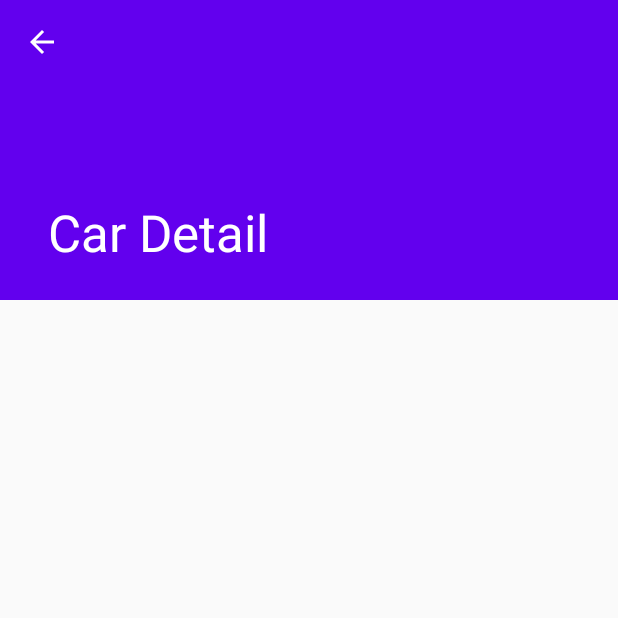
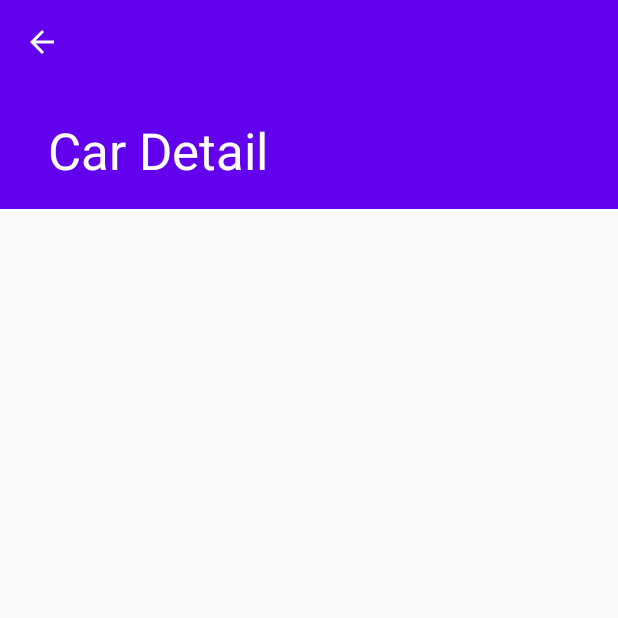
Before and after one commit to MuntakaHelali/CPS731_Lab5, an Android app: the CarDetailActivity screen opened directly, with no data from a screen before it, on a phone screen of 412 x 824 dp, the top half of it. Run offline under Robolectric (Android 15) with nearby library versions, the light colour scheme and no system bars; 1 statement that could not run was skipped.

Commit message:
Did some fine adjustments for the layout of the car information screen and the master list screen to make it look more similar to the recyclerview app.

```diff
--- a/app/src/main/java/com/example/hondacarapplication/CarDetailFragment.java
+++ b/app/src/main/java/com/example/hondacarapplication/CarDetailFragment.java
@@ -64,7 +64,6 @@ public class CarDetailFragment extends Fragment {
 
         // Show the dummy content as text in a TextView.
         if (mItem != null) {
-           // ((TextView) rootView.findViewById(R.id.car_detail)).setText(mItem.information);
             if (mItem.id.equals("1"))
             {
                 rootView = inflater.inflate(R.layout.hondajazzfit, container, false);
@@ -94,7 +93,6 @@ public class CarDetailFragment extends Fragment {
                 rootView = inflater.inflate(R.layout.hondansx, container, false);
             }
         }
-
         return rootView;
     }
 }
--- a/app/src/main/java/com/example/hondacarapplication/dummy/DummyContent.java
+++ b/app/src/main/java/com/example/hondacarapplication/dummy/DummyContent.java
@@ -25,7 +25,6 @@ public class DummyContent {
      */
     public static final Map<String, DummyItem> ITEM_MAP = new HashMap<String, DummyItem>();
 
-//    private static final int COUNT = 25;
 
     static {
         addItem(new DummyItem("1","Honda Jazz/Fit","A small MPV that has been on the market since 2000 and it is now on its fourth generation. The previous generations were available only as city-vehicles."));
--- a/app/src/main/res/layout/activity_car_detail.xml
+++ b/app/src/main/res/layout/activity_car_detail.xml
@@ -11,14 +11,14 @@
     <com.google.android.material.appbar.AppBarLayout
         android:id="@+id/app_bar"
         android:layout_width="match_parent"
-        android:layout_height="@dimen/app_bar_height"
+        android:layout_height="139dp"
         android:fitsSystemWindows="true"
         android:theme="@style/ThemeOverlay.AppCompat.Dark.ActionBar">
 
         <com.google.android.material.appbar.CollapsingToolbarLayout
             android:id="@+id/toolbar_layout"
             android:layout_width="match_parent"
-            android:layout_height="match_parent"
+            android:layout_height="145dp"
             android:fitsSystemWindows="true"
             app:contentScrim="?attr/colorPrimary"
             app:layout_scrollFlags="scroll|exitUntilCollapsed"
--- a/app/src/main/res/layout/hondacivichatchback.xml
+++ b/app/src/main/res/layout/hondacivichatchback.xml
@@ -6,7 +6,7 @@
 
     <ImageView
         android:layout_width="match_parent"
-        android:layout_height="200dp"
+        android:layout_height="300dp"
         android:src="@drawable/hondacivichatchback"
         android:scaleType="centerCrop">
     </ImageView>
--- a/app/src/main/res/layout/hondacivicsedan.xml
+++ b/app/src/main/res/layout/hondacivicsedan.xml
@@ -6,7 +6,7 @@
 
     <ImageView
         android:layout_width="match_parent"
-        android:layout_height="200dp"
+        android:layout_height="300dp"
         android:src="@drawable/hondacivicsedan"
         android:scaleType="centerCrop">
     </ImageView>
--- a/app/src/main/res/layout/hondacivictyper.xml
+++ b/app/src/main/res/layout/hondacivictyper.xml
@@ -6,7 +6,7 @@
 
     <ImageView
         android:layout_width="match_parent"
-        android:layout_height="200dp"
+        android:layout_height="300dp"
         android:src="@drawable/hondacivicr"
         android:scaleType="centerCrop">
     </ImageView>
--- a/app/src/main/res/layout/hondacrv.xml
+++ b/app/src/main/res/layout/hondacrv.xml
@@ -6,7 +6,7 @@
 
     <ImageView
         android:layout_width="match_parent"
-        android:layout_height="200dp"
+        android:layout_height="300dp"
         android:src="@drawable/hondacrv"
         android:scaleType="centerCrop">
     </ImageView>
--- a/app/src/main/res/layout/hondajazzfit.xml
+++ b/app/src/main/res/layout/hondajazzfit.xml
@@ -6,7 +6,7 @@
 
     <ImageView
         android:layout_width="match_parent"
-        android:layout_height="200dp"
+        android:layout_height="300dp"
         android:src="@drawable/hondajazz"
         android:scaleType="centerCrop">
     </ImageView>
--- a/app/src/main/res/layout/hondansx.xml
+++ b/app/src/main/res/layout/hondansx.xml
@@ -6,7 +6,7 @@
 
     <ImageView
         android:layout_width="match_parent"
-        android:layout_height="200dp"
+        android:layout_height="300dp"
         android:src="@drawable/hondansx"
         android:scaleType="centerCrop">
     </ImageView>
--- a/app/src/main/res/layout/hondaodyssey.xml
+++ b/app/src/main/res/layout/hondaodyssey.xml
@@ -6,7 +6,7 @@
 
     <ImageView
         android:layout_width="match_parent"
-        android:layout_height="200dp"
+        android:layout_height="300dp"
         android:src="@drawable/hondaodyssey"
         android:scaleType="centerCrop">
     </ImageView>
```
